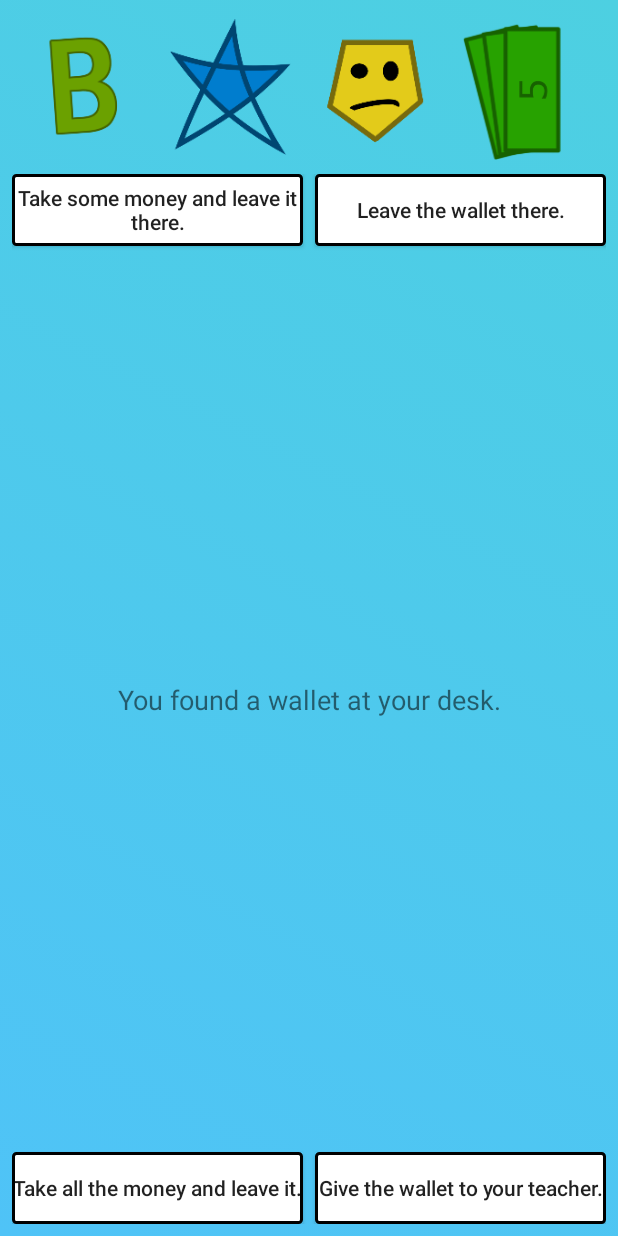
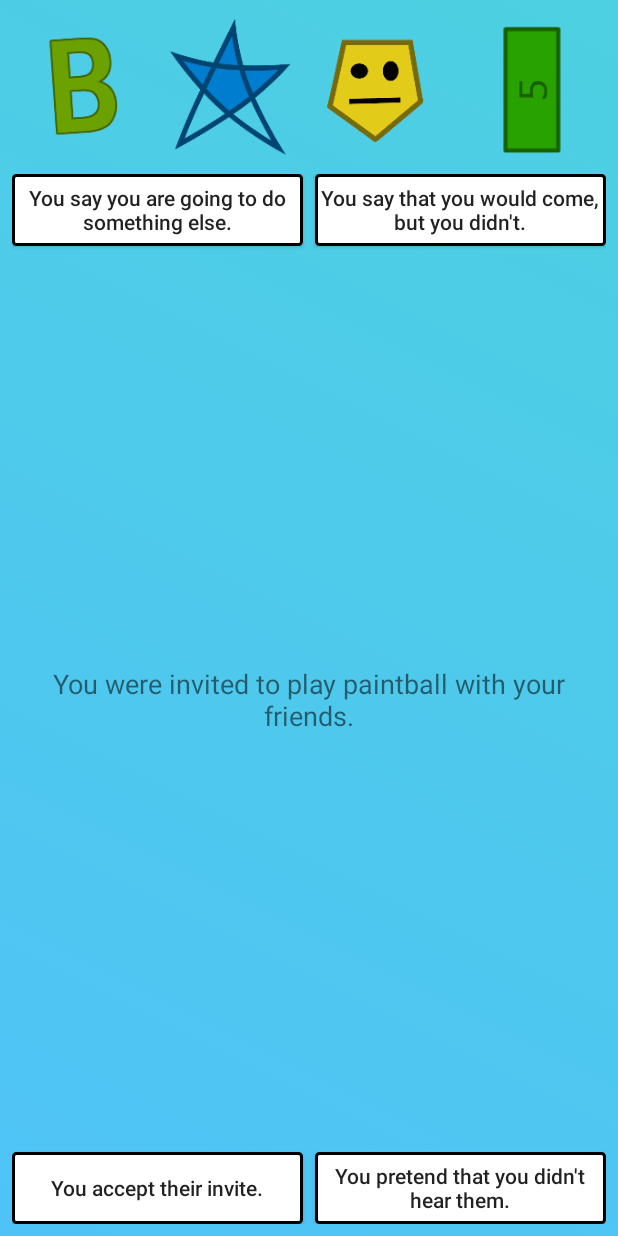
Before and after one commit to 2tefan/SchoberLife, an Android app: the screen it shows after launch (MainActivity), after a tap on an icon or button, on a phone screen of 412 x 824 dp. Run offline under Robolectric (Android 15) with nearby library versions, the phone set to English and light mode, and no system bars; our stand-ins replace Timber; libraries missing offline, so code that uses them is left out: at.favre.lib; Roboto replaces fonts that are not available here; 24 statements that could not run were skipped; 2 other taps on this screen came first.

Commit message:
Added new question and the special questions

```diff
--- a/app/src/main/java/at/schiebung/stefan/schober0021/MainActivity.java
+++ b/app/src/main/java/at/schiebung/stefan/schober0021/MainActivity.java
@@ -10,6 +10,7 @@ import android.widget.TextView;
 
 import java.util.Random;
 
+import at.schiebung.stefan.schober0021.questions.Decision;
 import timber.log.Timber;
 
 public class MainActivity extends AppCompatActivity
@@ -285,19 +286,18 @@ public class MainActivity extends AppCompatActivity
     private void showNewQuestion()
     {
         Resources res = getResources();
-        Random    rng = new Random();
 
-        String[] question = res.getStringArray(R.array.question);
-        int      pickedQuestion;
-        do
+        if (questions.getCurrentDecision().getNextQuestion() == Decision.NO_NEXT_QUESTION)
         {
-            pickedQuestion = rng.nextInt(question.length);
-        } while (questions.currentQuestion == pickedQuestion);
-
-        questions.currentQuestion = pickedQuestion;
+            getNewQuestion();
+        }
+        else
+        {
+            questions.currentQuestion = questions.getCurrentDecision().getNextQuestion();
+        }
 
         TextView txtQuestion = findViewById(R.id.txtQuestion);
-        txtQuestion.setText(question[questions.currentQuestion]);
+        txtQuestion.setText(getResources().getStringArray(R.array.question)[questions.currentQuestion]);
 
         String[] choice1    = res.getStringArray(R.array.choice1);
         TextView btnChoice1 = findViewById(R.id.btnChoice1);
@@ -314,6 +314,20 @@ public class MainActivity extends AppCompatActivity
         String[] choice4    = res.getStringArray(R.array.choice4);
         TextView btnChoice4 = findViewById(R.id.btnChoice4);
         btnChoice4.setText(choice4[questions.currentQuestion]);
+    }
+
+    private void getNewQuestion()
+    {
+        String[] question = getResources().getStringArray(R.array.question);
+        Random   rng      = new Random();
+
+        int pickedQuestion;
+        do
+        {
+            pickedQuestion = rng.nextInt(question.length);
+        } while (questions.currentQuestion == pickedQuestion && questions.getQuestion(pickedQuestion).isSpecialQuestion());
+
+        questions.currentQuestion = pickedQuestion;
     }
 
     /**
--- a/app/src/main/java/at/schiebung/stefan/schober0021/Questions.java
+++ b/app/src/main/java/at/schiebung/stefan/schober0021/Questions.java
@@ -1,6 +1,7 @@
 package at.schiebung.stefan.schober0021;
 
 import at.schiebung.stefan.schober0021.questions.Decision;
+import at.schiebung.stefan.schober0021.questions.QuestionDecision;
 import at.schiebung.stefan.schober0021.questions.QuestionDecisionArray;
 
 class Questions
@@ -34,6 +35,10 @@ class Questions
     Decision getCurrentDecision()
     {
         return questionDecisionArray.questionDecision[currentQuestion].getDecisionArray()[currentDecision];
+    }
+    QuestionDecision getQuestion(int questionID)
+    {
+        return questionDecisionArray.questionDecision[questionID];
     }
 
     void init(int countQuestions)
@@ -246,6 +251,29 @@ class Questions
 
         questionDecisionArray.questionDecision[15].getDecision3().setReputation(-25);
 
+        //----------------------------------------------------------------------------
 
+        questionDecisionArray.questionDecision[16].getDecision0().setReputation(-50);
+
+        questionDecisionArray.questionDecision[16].getDecision1().setReputation(-100);
+
+        questionDecisionArray.questionDecision[16].getDecision2().setReputation(20);
+        questionDecisionArray.questionDecision[16].getDecision2().setMoney(-300);
+
+        questionDecisionArray.questionDecision[16].getDecision3().setReputation(-20);
+        questionDecisionArray.questionDecision[16].getDecision3().setNextQuestion(17);
+
+        //----------------------------------------------------------------------------
+
+        questionDecisionArray.questionDecision[17].setSpecialQuestion(true);
+        questionDecisionArray.questionDecision[17].getDecision0().setReputation(questionDecisionArray.questionDecision[16].getDecision2().getReputation());
+        questionDecisionArray.questionDecision[17].getDecision0().setMoney(questionDecisionArray.questionDecision[16].getDecision2().getMoney());
+
+        questionDecisionArray.questionDecision[17].getDecision1().setReputation(questionDecisionArray.questionDecision[16].getDecision1().getReputation());
+
+        questionDecisionArray.questionDecision[17].getDecision2().setReputation(-100);
+        questionDecisionArray.questionDecision[17].getDecision2().setNextQuestion(17);
+
+        questionDecisionArray.questionDecision[17].getDecision3().setReputation(questionDecisionArray.questionDecision[16].getDecision0().getReputation());
     }
 }
--- a/app/src/main/java/at/schiebung/stefan/schober0021/questions/Decision.java
+++ b/app/src/main/java/at/schiebung/stefan/schober0021/questions/Decision.java
@@ -2,12 +2,14 @@ package at.schiebung.stefan.schober0021.questions;
 
 public class Decision
 {
+    public static final int     NO_NEXT_QUESTION = -1;
     //Beliebtheit - Note - Eltern - Geld
-    private int     reputation = 0;
-    private int     grade      = 0;
-    private int     parents    = 0;
-    private int     money      = 0;
-    private boolean suicide    = false;
+    private             int     reputation       = 0;
+    private             int     grade            = 0;
+    private             int     parents          = 0;
+    private             int     money            = 0;
+    private             boolean suicide          = false;
+    private             int     nextQuestion     = NO_NEXT_QUESTION;
 
 
     public int getReputation()
@@ -50,4 +52,12 @@ public class Decision
     {
         this.suicide = suicide;
     }
+    public int getNextQuestion()
+    {
+        return nextQuestion;
+    }
+    public void setNextQuestion(int nextQuestion)
+    {
+        this.nextQuestion = nextQuestion;
+    }
 }
--- a/app/src/main/java/at/schiebung/stefan/schober0021/questions/QuestionDecision.java
+++ b/app/src/main/java/at/schiebung/stefan/schober0021/questions/QuestionDecision.java
@@ -2,7 +2,8 @@ package at.schiebung.stefan.schober0021.questions;
 
 public class QuestionDecision
 {
-    private final Decision[] decisionArray = new Decision[4];
+    private final Decision[] decisionArray   = new Decision[4];
+    private       boolean    specialQuestion = false;
 
     void init()
     {
@@ -32,4 +33,12 @@ public class QuestionDecision
     {
         return decisionArray;
     }
+    public boolean isSpecialQuestion()
+    {
+        return specialQuestion;
+    }
+    public void setSpecialQuestion(boolean specialQuestion)
+    {
+        this.specialQuestion = specialQuestion;
+    }
 }
--- a/app/src/main/res/values/answer1.xml
+++ b/app/src/main/res/values/answer1.xml
@@ -17,5 +17,7 @@
         <item>Just do something with your friends and enjoy the time.</item>
         <item>You talked with them about some classmates.</item>
         <item>You apologized.</item>
+        <item>You did what you wanted to do.</item>
+        <item>You accepted their invite and had great fun.</item>
     </string-array>
 </resources>
--- a/app/src/main/res/values/answer2.xml
+++ b/app/src/main/res/values/answer2.xml
@@ -17,5 +17,7 @@
         <item>Say to your friends, that you need to learn for the exam.</item>
         <item>You went home.</item>
         <item>The teacher didn\'t appreciated your actions.</item>
+        <item>As expected your friends weren\'t really appreciating your behavior, but at least you didn\'t have to say this to them face to face.</item>
+        <item>As expected your friends weren\'t really appreciating your behavior, but at least you didn\'t have to say this to them face to face.</item>
     </string-array>
 </resources>
--- a/app/src/main/res/values/answer3.xml
+++ b/app/src/main/res/values/answer3.xml
@@ -17,5 +17,7 @@
         <item>Do something with them on Saturday and learn on Sunday.</item>
         <item>They talked about a classmate and you listened on their conversation awkwardly.</item>
         <item>The teacher got even angrier.</item>
+        <item>You accepted their invite and had great fun.</item>
+        <item>Your friends got even more annoyed, but they asked you again.</item>
     </string-array>
 </resources>
--- a/app/src/main/res/values/answer4.xml
+++ b/app/src/main/res/values/answer4.xml
@@ -17,5 +17,7 @@
         <item>Do something with them and try to learn at the same time.</item>
         <item>You avoided them and got home.</item>
         <item>The teacher seems annoyed and get\'s back to teaching the class.</item>
+        <item>You did it, but your friends got a little bit annoyed, so they asked you again.</item>
+        <item>You did what you wanted to do.</item>
     </string-array>
 </resources>
--- a/app/src/main/res/values/choice1.xml
+++ b/app/src/main/res/values/choice1.xml
@@ -17,5 +17,7 @@
         <item>You enjoyed the time with them, but unfortunately the exam didn\'t really went so great.</item>
         <item>Join their conversation.</item>
         <item>You apologize.</item>
+        <item>You say you are going to do something else.</item>
+        <item>Now you accept their invite.</item>
     </string-array>
 </resources>
--- a/app/src/main/res/values/choice2.xml
+++ b/app/src/main/res/values/choice2.xml
@@ -17,5 +17,7 @@
         <item>You learned and got a good grade.</item>
         <item>Just go home.</item>
         <item>You apologize and go back to sleep.</item>
+        <item>You say that you would come, but you didn\'t.</item>
+        <item>You say that you would come, but you didn\'t.</item>
     </string-array>
 </resources>
--- a/app/src/main/res/values/choice3.xml
+++ b/app/src/main/res/values/choice3.xml
@@ -17,5 +17,7 @@
         <item>It was fun and you learned at least a little bit.</item>
         <item>Try to listen what they are talking about.</item>
         <item>You just don\'t react.</item>
+        <item>You accept their invite.</item>
+        <item>You ignore them again.</item>
     </string-array>
 </resources>
--- a/app/src/main/res/values/choice4.xml
+++ b/app/src/main/res/values/choice4.xml
@@ -17,5 +17,7 @@
         <item>That did\'t really work out and you didn\'t really have fun and you didn\'t learn anything.</item>
         <item>Go home and try to avoid them.</item>
         <item>You pretend that you didn\'t sleep at all.</item>
+        <item>You pretend that you didn\'t hear them.</item>
+        <item>You say you are going to do something else.</item>
     </string-array>
 </resources>
--- a/app/src/main/res/values/questions.xml
+++ b/app/src/main/res/values/questions.xml
@@ -17,5 +17,7 @@
         <item>It\'s Friday and on Monday you have an exam, but you promised your friends to do something with them.</item>
         <item>The last lesson of the day is out and after you get out of your class you see some of your friends talking.</item>
         <item>You fell asleep in class and your teacher woke you up.</item>
+        <item>You were invited to play paintball with your friends.</item>
+        <item>Your friends asked you again, if you want to play paintball with them.</item>
     </string-array>
 </resources>
```
